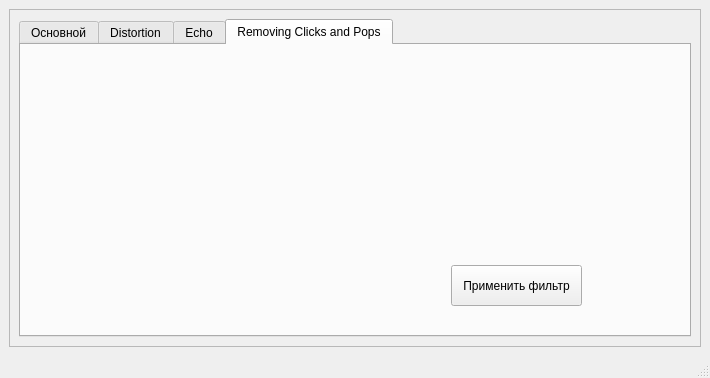
Andrew-Garanin/AudioDigitalFiltering, file ui/mainForm.ui: the form before one commit.
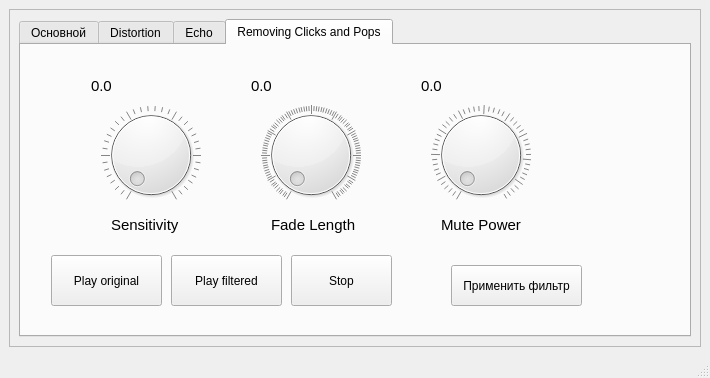
The form after the commit.

Commit message: Added UI for remove pop click filter

```diff
--- a/ui/mainForm.ui
+++ b/ui/mainForm.ui
@@ -427,51 +427,6 @@
             <string>Применить фильтр</string>
            </property>
           </widget>
-          <widget class="QPushButton" name="buttonPlayFilteredSound">
-           <property name="geometry">
-            <rect>
-             <x>130</x>
-             <y>200</y>
-             <width>111</width>
-             <height>51</height>
-            </rect>
-           </property>
-           <property name="contextMenuPolicy">
-            <enum>Qt::DefaultContextMenu</enum>
-           </property>
-           <property name="text">
-            <string>Play filtered</string>
-           </property>
-          </widget>
-          <widget class="QPushButton" name="buttonStop">
-           <property name="geometry">
-            <rect>
-             <x>250</x>
-             <y>200</y>
-             <width>101</width>
-             <height>51</height>
-            </rect>
-           </property>
-           <property name="text">
-            <string>Stop</string>
-           </property>
-          </widget>
-          <widget class="QPushButton" name="buttonPlayOriginalSound">
-           <property name="geometry">
-            <rect>
-             <x>10</x>
-             <y>200</y>
-             <width>111</width>
-             <height>51</height>
-            </rect>
-           </property>
-           <property name="contextMenuPolicy">
-            <enum>Qt::DefaultContextMenu</enum>
-           </property>
-           <property name="text">
-            <string>Play original</string>
-           </property>
-          </widget>
           <widget class="QDial" name="delayTimeWheel">
            <property name="geometry">
             <rect>
@@ -646,6 +601,246 @@
             <string>Применить фильтр</string>
            </property>
           </widget>
+          <widget class="QLabel" name="sensitivityLabel">
+           <property name="geometry">
+            <rect>
+             <x>90</x>
+             <y>170</y>
+             <width>101</width>
+             <height>20</height>
+            </rect>
+           </property>
+           <property name="font">
+            <font>
+             <pointsize>11</pointsize>
+            </font>
+           </property>
+           <property name="text">
+            <string>Sensitivity</string>
+           </property>
+          </widget>
+          <widget class="QDial" name="sensitivityWheel">
+           <property name="geometry">
+            <rect>
+             <x>80</x>
+             <y>60</y>
+             <width>100</width>
+             <height>100</height>
+            </rect>
+           </property>
+           <property name="maximum">
+            <number>35</number>
+           </property>
+           <property name="singleStep">
+            <number>1</number>
+           </property>
+           <property name="pageStep">
+            <number>7</number>
+           </property>
+           <property name="orientation">
+            <enum>Qt::Horizontal</enum>
+           </property>
+           <property name="notchTarget">
+            <double>3.000000000000000</double>
+           </property>
+           <property name="notchesVisible">
+            <bool>true</bool>
+           </property>
+          </widget>
+          <widget class="QLabel" name="sensitivityLabelValue">
+           <property name="geometry">
+            <rect>
+             <x>70</x>
+             <y>30</y>
+             <width>81</width>
+             <height>21</height>
+            </rect>
+           </property>
+           <property name="font">
+            <font>
+             <pointsize>11</pointsize>
+            </font>
+           </property>
+           <property name="text">
+            <string>0.0</string>
+           </property>
+          </widget>
+          <widget class="QPushButton" name="buttonStop">
+           <property name="geometry">
+            <rect>
+             <x>270</x>
+             <y>210</y>
+             <width>101</width>
+             <height>51</height>
+            </rect>
+           </property>
+           <property name="text">
+            <string>Stop</string>
+           </property>
+          </widget>
+          <widget class="QPushButton" name="buttonPlayOriginalSound">
+           <property name="geometry">
+            <rect>
+             <x>30</x>
+             <y>210</y>
+             <width>111</width>
+             <height>51</height>
+            </rect>
+           </property>
+           <property name="contextMenuPolicy">
+            <enum>Qt::DefaultContextMenu</enum>
+           </property>
+           <property name="text">
+            <string>Play original</string>
+           </property>
+          </widget>
+          <widget class="QPushButton" name="buttonPlayFilteredSound">
+           <property name="geometry">
+            <rect>
+             <x>150</x>
+             <y>210</y>
+             <width>111</width>
+             <height>51</height>
+            </rect>
+           </property>
+           <property name="contextMenuPolicy">
+            <enum>Qt::DefaultContextMenu</enum>
+           </property>
+           <property name="text">
+            <string>Play filtered</string>
+           </property>
+          </widget>
+          <widget class="QLabel" name="fadeLengtLabel">
+           <property name="geometry">
+            <rect>
+             <x>250</x>
+             <y>170</y>
+             <width>101</width>
+             <height>20</height>
+            </rect>
+           </property>
+           <property name="font">
+            <font>
+             <pointsize>11</pointsize>
+            </font>
+           </property>
+           <property name="text">
+            <string>Fade Length</string>
+           </property>
+          </widget>
+          <widget class="QLabel" name="fadeLengthLabelValue">
+           <property name="geometry">
+            <rect>
+             <x>230</x>
+             <y>30</y>
+             <width>81</width>
+             <height>21</height>
+            </rect>
+           </property>
+           <property name="font">
+            <font>
+             <pointsize>11</pointsize>
+            </font>
+           </property>
+           <property name="text">
+            <string>0.0</string>
+           </property>
+          </widget>
+          <widget class="QDial" name="fadeLengthWheel">
+           <property name="geometry">
+            <rect>
+             <x>240</x>
+             <y>60</y>
+             <width>100</width>
+             <height>100</height>
+            </rect>
+           </property>
+           <property name="maximum">
+            <number>1000</number>
+           </property>
+           <property name="singleStep">
+            <number>1</number>
+           </property>
+           <property name="pageStep">
+            <number>100</number>
+           </property>
+           <property name="orientation">
+            <enum>Qt::Horizontal</enum>
+           </property>
+           <property name="notchTarget">
+            <double>10.000000000000000</double>
+           </property>
+           <property name="notchesVisible">
+            <bool>true</bool>
+           </property>
+          </widget>
+          <widget class="QLabel" name="mutePowerLabel">
+           <property name="geometry">
+            <rect>
+             <x>420</x>
+             <y>170</y>
+             <width>101</width>
+             <height>20</height>
+            </rect>
+           </property>
+           <property name="font">
+            <font>
+             <pointsize>11</pointsize>
+            </font>
+           </property>
+           <property name="text">
+            <string>Mute Power</string>
+           </property>
+          </widget>
+          <widget class="QLabel" name="mutePowerLabelValue">
+           <property name="geometry">
+            <rect>
+             <x>400</x>
+             <y>30</y>
+             <width>81</width>
+             <height>21</height>
+            </rect>
+           </property>
+           <property name="font">
+            <font>
+             <pointsize>11</pointsize>
+            </font>
+           </property>
+           <property name="text">
+            <string>0.0</string>
+           </property>
+          </widget>
+          <widget class="QDial" name="mutePowerWheel">
+           <property name="geometry">
+            <rect>
+             <x>410</x>
+             <y>60</y>
+             <width>100</width>
+             <height>100</height>
+            </rect>
+           </property>
+           <property name="minimum">
+            <number>2</number>
+           </property>
+           <property name="maximum">
+            <number>100</number>
+           </property>
+           <property name="singleStep">
+            <number>1</number>
+           </property>
+           <property name="pageStep">
+            <number>10</number>
+           </property>
+           <property name="orientation">
+            <enum>Qt::Horizontal</enum>
+           </property>
+           <property name="notchTarget">
+            <double>2.000000000000000</double>
+           </property>
+           <property name="notchesVisible">
+            <bool>true</bool>
+           </property>
+          </widget>
          </widget>
         </widget>
        </item>
```
Left out of the diff: 2 changed lines with no effect on the pictures. The commit also changes 3 other files.
